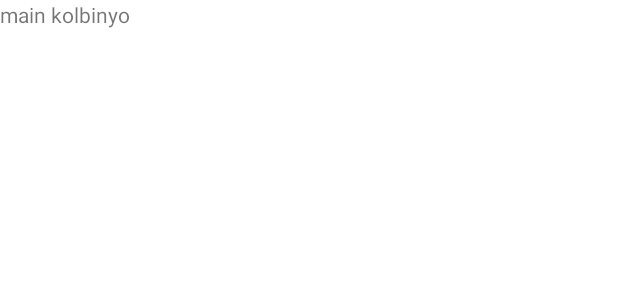
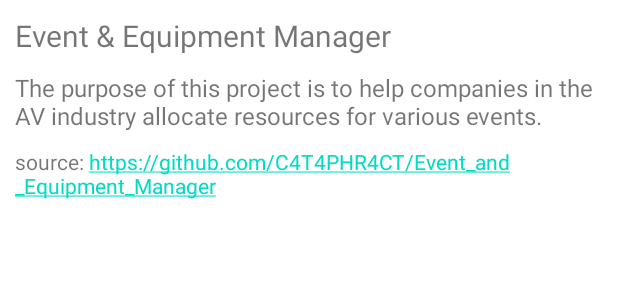
Before and after one commit to C4T4PHR4CT/Event_and_Equipment_Manager, an Android app: the layout fragment_main.xml on its own in the app's theme, with its tools: preview values and no code run, on a phone screen of 412 x 824 dp. Shown: the top 300 px of the screen. Run offline under Robolectric (Android 15) with nearby library versions, the phone set to English and light mode, and no system bars.

Commit message:
bugfixes and small features
changelog:
-added error message display on equipment conflict
-datetime initialization bugfix
-added app description to main fragment

```diff
--- a/source/EventManager (AndroidStudio)/app/src/main/res/layout/fragment_main.xml
+++ b/source/EventManager (AndroidStudio)/app/src/main/res/layout/fragment_main.xml
@@ -1,13 +1,30 @@
 <?xml version="1.0" encoding="utf-8"?>
-<FrameLayout xmlns:android="http://schemas.android.com/apk/res/android"
+<LinearLayout xmlns:android="http://schemas.android.com/apk/res/android"
     xmlns:tools="http://schemas.android.com/tools"
     android:layout_width="match_parent"
     android:layout_height="match_parent"
-    tools:context=".view.MainFragment">
+    tools:context=".view.MainFragment"
+    android:orientation="vertical"
+    android:padding="10dp" >
 
     <TextView
-        android:layout_width="match_parent"
-        android:layout_height="match_parent"
-        android:text="main kolbinyo" />
+        android:layout_width="wrap_content"
+        android:layout_height="wrap_content"
+        android:text="@string/event_and_equipment_manager"
+        android:textSize="20sp"
+        android:layout_marginBottom="10dp" />
 
-</FrameLayout>
+    <TextView
+        android:layout_width="wrap_content"
+        android:layout_height="wrap_content"
+        android:text="@string/app_description"
+        android:textSize="16sp"
+        android:layout_marginBottom="10dp" />
+
+    <TextView
+        android:layout_width="wrap_content"
+        android:layout_height="wrap_content"
+        android:text="@string/github"
+        android:autoLink="web"/>
+
+</LinearLayout>
--- a/source/EventManager (AndroidStudio)/app/src/main/res/values/strings.xml
+++ b/source/EventManager (AndroidStudio)/app/src/main/res/values/strings.xml
@@ -23,4 +23,7 @@
     <string name="add_equipment">add equipment</string>
     <string name="delete_event">delete event</string>
     <string name="de_assign_equipment">de-assign equipment from event</string>
+    <string name="github">source: https://github.com/C4T4PHR4CT/Event_and_Equipment_Manager</string>
+    <string name="event_and_equipment_manager"><![CDATA[Event & Equipment Manager]]></string>
+    <string name="app_description">The purpose of this project is to help companies in the AV industry allocate resources for various events.</string>
 </resources>
```
Also changed, not shown: source/EventManager (AndroidStudio)/app/src/main/java/com/SovietHouseholdAppliances/EventManager/view/EventEditActivity.java (+7 -6 lines), source/EventManager (AndroidStudio)/app/src/main/java/com/SovietHouseholdAppliances/EventManager/view/EventFragment.java (+26 -1 lines), source/EventManager (AndroidStudio)/app/src/main/java/com/SovietHouseholdAppliances/EventManager/viewmodel/EventEditViewModel.java (+25 -4 lines), source/EventManager (AndroidStudio)/app/src/main/res/layout/fragment_event.xml (+8 -1 lines).
